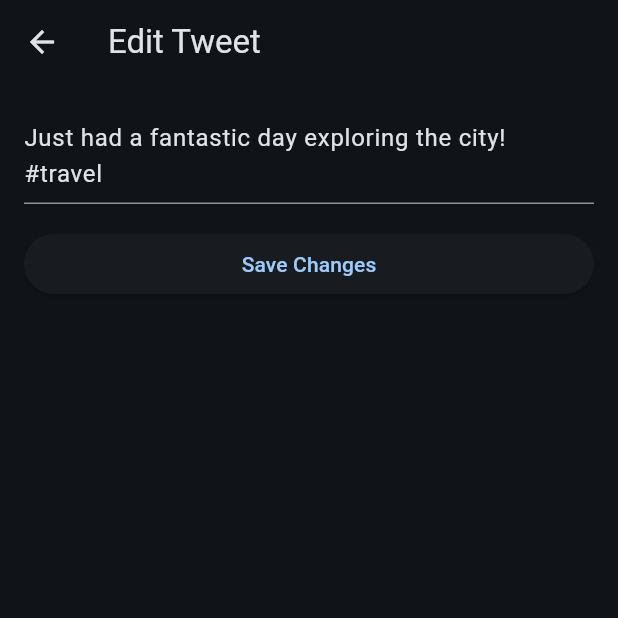
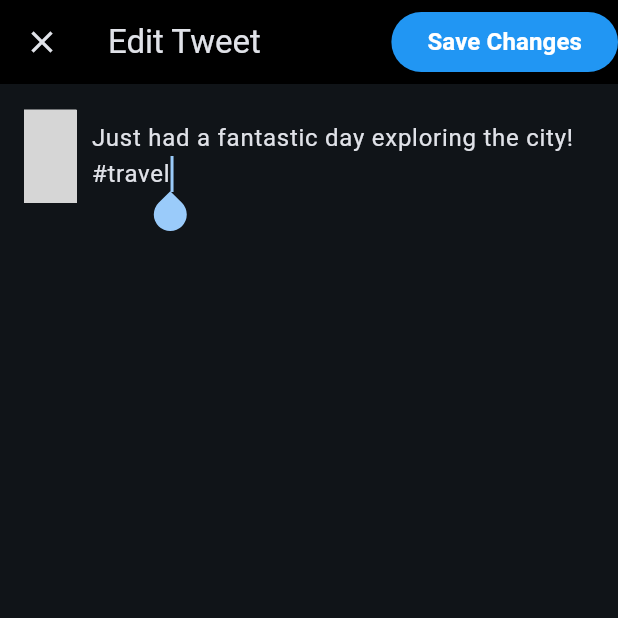
Before and after one commit to Zovtan/UTS-UAS_sem4, a Flutter app: the EditTweetPage screen opened directly with sample values from the repository, on a phone screen of 412 x 824 dp, the top half of it. Run offline on Flutter 3.47's test engine with Material 3 defaults, Android fonts, the phone set to English and light mode, and no system bars; drawn by our look-alikes of flutter_profile_picture; grey boxes are pictures that could not be loaded.

```diff
--- a/lib/class/tweets.dart
+++ b/lib/class/tweets.dart
@@ -26,36 +26,6 @@ class Tweet {
     required this.bookmarks,
     this.commentCount = 0,
   });
-
-    Tweet copyWith({
-    int? id,
-    int? userId,
-    String? username,
-    String? displayName,
-    String? tweet,
-    String? image,
-    String? timestamp,
-    int? likes,
-    int? retweets,
-    int? views,
-    int? bookmarks,
-    int? commentCount,
-  }) {
-    return Tweet(
-      id: id ?? this.id,
-      userId: userId ?? this.userId,
-      username: username ?? this.username,
-      displayName: displayName ?? this.displayName,
-      tweet: tweet ?? this.tweet,
-      image: image ?? this.image,
-      timestamp: timestamp ?? this.timestamp,
-      likes: likes ?? this.likes,
-      retweets: retweets ?? this.retweets,
-      views: views ?? this.views,
-      bookmarks: bookmarks ?? this.bookmarks,
-      commentCount: commentCount ?? this.commentCount,
-    );
-  }
 }
 
 class TweetData {
@@ -174,13 +144,12 @@ class TweetData {
         retweets: 80,
         views: 7000,
         bookmarks: 5),
-            Tweet(
+    Tweet(
         id: 10,
         userId: 70,
         username: "@test",
         displayName: "sbambino",
-        tweet:
-            "#",
+        tweet: "#",
         image: "none",
         timestamp: "2024-04-21T20:00:00Z",
         likes: 250,
@@ -194,16 +163,21 @@ class TweetData {
         tweet); // supaya saat tweet baru ditambah, akan diletakkan di paling atas
   }
 
-  void deleteTweet(int index) {
+/*   void updateTweet(int index, Tweet tweet) {
     if (index >= 0 && index < tweets.length) {
-      tweets.removeAt(index);
+      tweets[index] = tweet;
+    }
+  } */
+
+  void updateTweet(Tweet editedTweet) {
+    int index = tweets.indexWhere((tweet) => tweet.id == editedTweet.id);
+    if (index != -1) {
+      tweets[index] = editedTweet;
     }
   }
 
-  void updateTweet(int index, Tweet tweet) {
-    if (index >= 0 && index < tweets.length) {
-      tweets[index] = tweet;
-    }
+  void deleteTweet(int targetTweetId) {
+    tweets.removeWhere((tweet) => tweet.id == targetTweetId);
   }
 }
 
--- a/lib/widget/edit_tweet.dart
+++ b/lib/widget/edit_tweet.dart
@@ -1,4 +1,5 @@
 import 'package:flutter/material.dart';
+import 'package:flutter_profile_picture/flutter_profile_picture.dart';
 import 'package:twitter/class/tweets.dart';
 
 class EditTweetPage extends StatefulWidget {
@@ -24,26 +25,68 @@ class _EditTweetPageState extends State<EditTweetPage> {
   Widget build(BuildContext context) {
     return Scaffold(
       appBar: AppBar(
+        leading: CloseButton(),
         title: Text('Edit Tweet'),
+        backgroundColor: Colors.black,
+        actions: [ElevatedButton(
+              onPressed: () {
+                //larang edit jika tweet kosong
+                if (_tweetController.text.isNotEmpty)
+                _editTweet();
+              },
+              style: ElevatedButton.styleFrom(
+                backgroundColor: Colors.blue,
+                shape: RoundedRectangleBorder(
+                  borderRadius: BorderRadius.circular(20),
+                ),
+              ),
+              child: Text(
+                'Save Changes',
+                style: TextStyle(
+                  color: Colors.white,
+                  fontWeight: FontWeight.bold,
+                  fontSize: 16,
+                ),
+              ),
+            ),],
       ),
       body: Padding(
         padding: EdgeInsets.all(16.0),
         child: Column(
           crossAxisAlignment: CrossAxisAlignment.stretch,
           children: [
-            TextField(
+            Row(
+              children: [
+                Container(
+                  width: 35,
+                  margin: EdgeInsetsDirectional.only(end: 10),
+                  child: Column(
+                    crossAxisAlignment: CrossAxisAlignment.start,
+                    children: [
+                      ProfilePicture(
+                        name: widget.tweet.displayName,
+                        radius: 31,
+                        fontsize: 10,
+                        count: 2,
+                      ),
+                    ],
+                  ),
+                ),
+                Expanded(
+                  child: TextField(
+                    autofocus: true,
                     controller: _tweetController,
                     maxLines: null, // Allow multiple lines for editing
                     decoration: InputDecoration(
-                hintText: 'Enter your tweet',
+                      hintText: "Don't leave edited tweet empty",
+                      border: InputBorder.none,
+                      hintStyle: TextStyle(
+                        color: Color.fromARGB(255, 101, 119, 134),
                       ),
                     ),
-            SizedBox(height: 16.0),
-            ElevatedButton(
-              onPressed: () {
-                _editTweet();
-              },
-              child: Text('Save Changes'),
+                  ),
+                ),
+              ],
             ),
           ],
         ),
```
Also changed, not shown: lib/twitter/main_page.dart (+27 -10 lines), lib/twitter/sign_in.dart (+3 -5 lines), lib/widget/add_tweet.dart (renamed from lib/widget/post_tweet.dart, +34 -16 lines), lib/widget/tweet_cell.dart (+16 -15 lines). Lines whose indentation alone changed are shown as unchanged.
